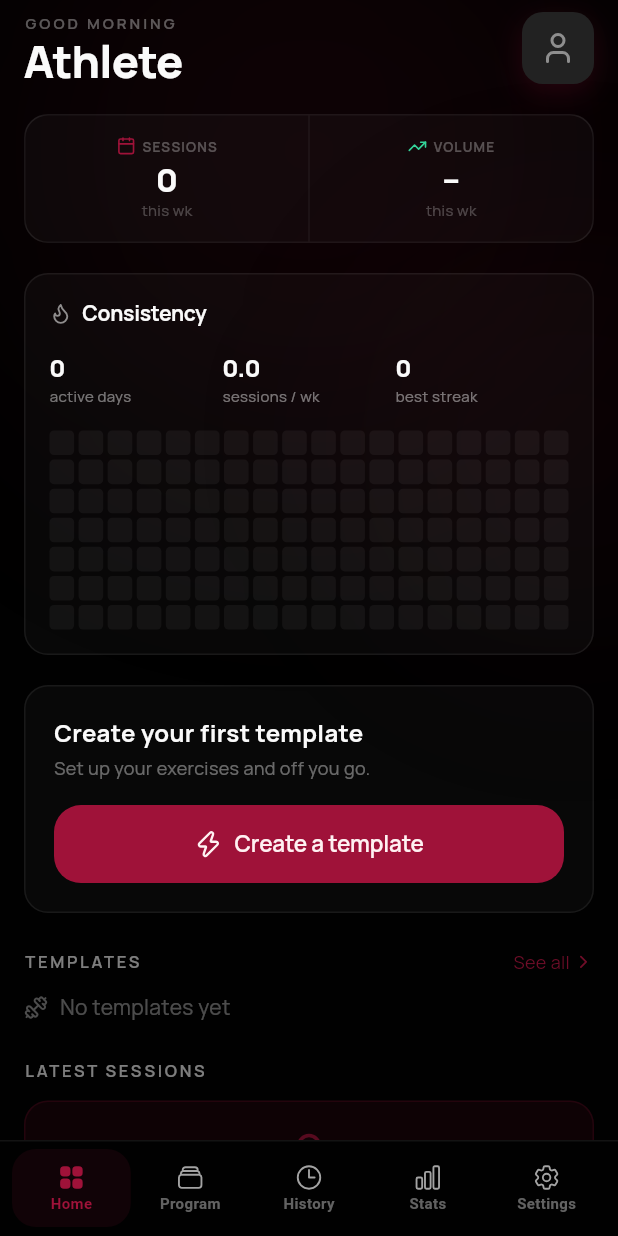
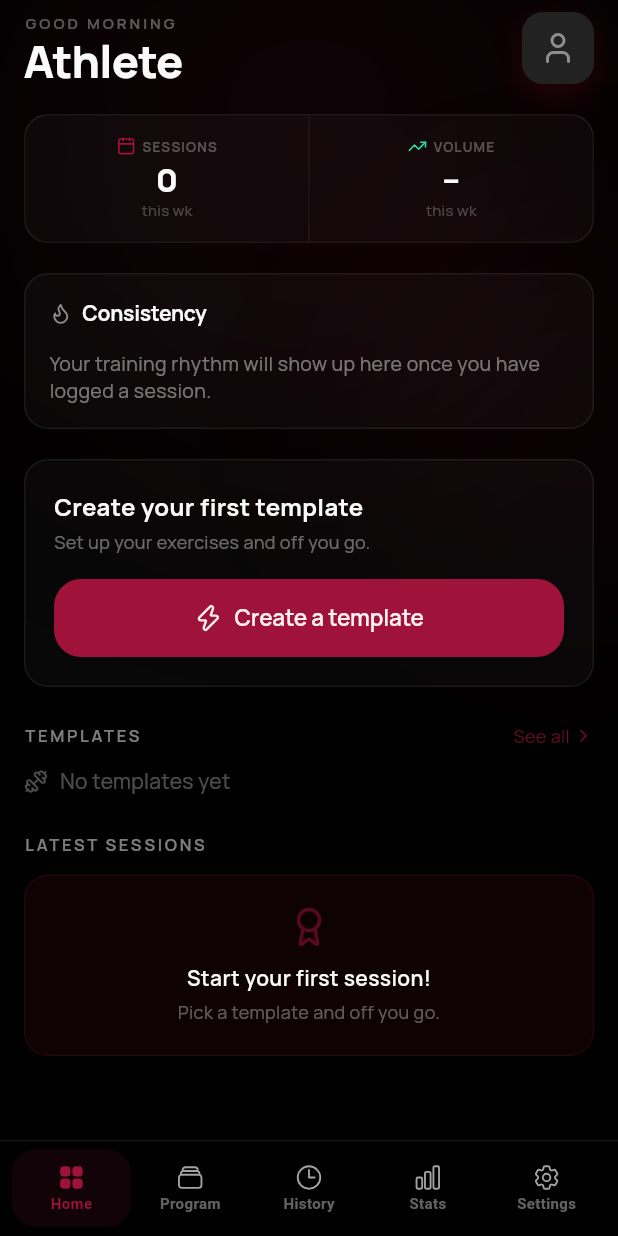
Before and after one commit to deleusec/repster-app, a Flutter app: the DashboardScreen screen opened by its route, on a phone screen of 412 x 824 dp. Run offline on Flutter 3.47's test engine with Material 3 defaults, Android fonts, the phone set to English and light mode, and no system bars; drawn by our look-alikes of flutter_animate; our stand-ins replace audioplayers, fl_chart, flutter_local_notifications, flutter_native_splash, flutter_riverpod, flutter_secure_storage and 9 more; missing offline and left inert: slang; accounts and stored records are empty; generated files the repository leaves out were written again; network calls fail; statements that could not run were skipped.

Commit message:
fix(dashboard): let the consistency heatmap use the card it sits in
The grid was capped at 18 px cells with a fixed 3 px gap and packed to the
left, so on anything wider than a phone it stranded a 375 px block against
the left edge of a full-width card. Growing the cells alone is not the fix
either: the grid is seven rows tall, so a wide window would make it tall too.

Cell and gap now each flex inside a narrow band — cell within [8, 18], gap
within [3, 7] — and the grid is centred on whatever width is left. It fits
280 px without overflowing and stops growing at the caps.

Before the first session, three zeros and 126 grey squares said nothing, so
the panel now says what will appear there instead. No button: the card above
already carries the one action.

Regenerates the slang output, which also drops the stats keys removed in the
previous commit.

Co-Authored-By: Claude Opus 5 (1M context) <noreply@anthropic.com>

```diff
--- a/lib/features/dashboard/presentation/dashboard_screen.dart
+++ b/lib/features/dashboard/presentation/dashboard_screen.dart
@@ -79,7 +79,12 @@ class _DashboardBody extends ConsumerWidget {
         ],
         stagger.wrap(WeeklyStatsPanel(stats: stats)),
         const SizedBox(height: 20),
-        stagger.wrap(ConsistencyPanel(consistency: data.consistency)),
+        stagger.wrap(
+          ConsistencyPanel(
+            consistency: data.consistency,
+            hasHistory: data.recentSessions.isNotEmpty,
+          ),
+        ),
         const SizedBox(height: 20),
         stagger.wrap(
           HeroCtaCard(
--- a/lib/features/dashboard/presentation/widgets/consistency_panel.dart
+++ b/lib/features/dashboard/presentation/widgets/consistency_panel.dart
@@ -5,14 +5,26 @@ import 'package:repster/features/dashboard/domain/consistency.dart';
 import 'package:repster/i18n/translations.g.dart';
 import 'package:repster/shared/widgets/stat_panel.dart';
 
+/// Handle on the rendered grid, so its responsive width can be asserted.
+const heatmapGridKey = Key('consistencyHeatmapGrid');
+
 /// Consistency: mini-stats (active days / frequency / best streak) + a
 /// GitHub-style daily activity heatmap over ~4 months.
 ///
 /// Lives on the home page: regularity is what you check when you open the app.
 class ConsistencyPanel extends StatelessWidget {
-  const ConsistencyPanel({required this.consistency, super.key});
+  const ConsistencyPanel({
+    required this.consistency,
+    this.hasHistory = true,
+    super.key,
+  });
 
   final Consistency consistency;
+
+  /// Whether the user has ever completed a session. Distinguishes "nothing yet"
+  /// from "nothing in the last four months" — the second is a real gap worth
+  /// showing as an empty grid, the first is just noise.
+  final bool hasHistory;
 
   @override
   Widget build(BuildContext context) {
@@ -21,7 +33,8 @@ class ConsistencyPanel extends StatelessWidget {
     return StatPanel(
       title: t.dashboard.consistency.title,
       icon: LucideIcons.flame,
-      child: Column(
+      child: hasHistory
+          ? Column(
               crossAxisAlignment: CrossAxisAlignment.start,
               children: [
                 Row(
@@ -43,6 +56,27 @@ class ConsistencyPanel extends StatelessWidget {
                 const SizedBox(height: 16),
                 _Heatmap(dayCounts: c.dayCounts, primary: scheme.primary),
               ],
+            )
+          : const _NotYet(),
+    );
+  }
+}
+
+/// Before the first session: three zeros and 126 grey squares say nothing, so
+/// the panel says what will appear here instead. No button — the card above
+/// already carries the one action.
+class _NotYet extends StatelessWidget {
+  const _NotYet();
+
+  @override
+  Widget build(BuildContext context) {
+    final onSurface = Theme.of(context).colorScheme.onSurface;
+    return Text(
+      t.dashboard.consistency.notYet,
+      style: TextStyle(
+        fontSize: 13,
+        height: 1.35,
+        color: onSurface.withValues(alpha: 0.45),
       ),
     );
   }
@@ -109,18 +143,28 @@ class _Heatmap extends StatelessWidget {
 
     return LayoutBuilder(
       builder: (context, constraints) {
-        const gap = 3.0;
-        final cell =
-            ((constraints.maxWidth - (kHeatmapWeeks - 1) * gap) / kHeatmapWeeks)
-                .clamp(8.0, 18.0);
-        return Row(
+        // Both the cell and the gap flex, each inside a narrow band, then
+        // whatever width is left over is split around the grid.
+        //
+        // Growing the cells alone breaks down fast: the grid is seven rows
+        // tall, so a wide window would make it tall as well. Leaving them
+        // capped and packed to the left — what this did before — stranded a
+        // 375 px grid against the left edge of a full-width card.
+        final (cell, gap) = _fit(constraints.maxWidth);
+        final gridWidth = kHeatmapWeeks * cell + (kHeatmapWeeks - 1) * gap;
+
+        return Center(
+          child: SizedBox(
+            key: heatmapGridKey,
+            width: gridWidth,
+            child: Row(
               children: [
                 for (var w = 0; w < kHeatmapWeeks; w++) ...[
-              if (w > 0) const SizedBox(width: gap),
+                  if (w > 0) SizedBox(width: gap),
                   Column(
                     children: [
                       for (var d = 0; d < 7; d++) ...[
-                    if (d > 0) const SizedBox(height: gap),
+                        if (d > 0) SizedBox(height: gap),
                         Builder(
                           builder: (_) {
                             final day = start.add(Duration(days: 7 * w + d));
@@ -141,8 +185,30 @@ class _Heatmap extends StatelessWidget {
                   ),
                 ],
               ],
+            ),
+          ),
         );
       },
     );
   }
+
+  /// Cell size and gap for [width]. The cell takes the width first, within
+  /// `[8, 18]`; the gap absorbs part of the remainder, within `[3, 7]`.
+  static (double, double) _fit(double width) {
+    const minCell = 8.0;
+    const maxCell = 18.0;
+    const minGap = 3.0;
+    const maxGap = 7.0;
+    const columns = kHeatmapWeeks;
+
+    final cell = ((width - (columns - 1) * minGap) / columns).clamp(
+      minCell,
+      maxCell,
+    );
+    final gap = ((width - columns * cell) / (columns - 1)).clamp(
+      minGap,
+      maxGap,
+    );
+    return (cell, gap);
   }
+}
--- a/lib/i18n/dashboard_de.i18n.json
+++ b/lib/i18n/dashboard_de.i18n.json
@@ -59,6 +59,7 @@
     "perWeek": "Einheiten / Wo.",
     "bestStreak": "beste Serie",
     "noStreak": "keine Serie",
-    "weeksShort": "{{n}} Wo."
+    "weeksShort": "{{n}} Wo.",
+    "notYet": "Dein Trainingsrhythmus erscheint hier nach der ersten Einheit."
   }
 }
--- a/lib/i18n/dashboard_en.i18n.json
+++ b/lib/i18n/dashboard_en.i18n.json
@@ -59,6 +59,7 @@
     "perWeek": "sessions / wk",
     "bestStreak": "best streak",
     "noStreak": "no streak",
-    "weeksShort": "{{n}} wk"
+    "weeksShort": "{{n}} wk",
+    "notYet": "Your training rhythm will show up here once you have logged a session."
   }
 }
--- a/lib/i18n/dashboard_es.i18n.json
+++ b/lib/i18n/dashboard_es.i18n.json
@@ -59,6 +59,7 @@
     "perWeek": "sesiones / sem.",
     "bestStreak": "mejor racha",
     "noStreak": "sin racha",
-    "weeksShort": "{{n}} sem."
+    "weeksShort": "{{n}} sem.",
+    "notYet": "Tu ritmo de entrenamiento aparecerá aquí tras tu primera sesión."
   }
 }
--- a/lib/i18n/dashboard_fr.i18n.json
+++ b/lib/i18n/dashboard_fr.i18n.json
@@ -59,6 +59,7 @@
     "perWeek": "séances / sem.",
     "bestStreak": "meilleur streak",
     "noStreak": "aucun streak",
-    "weeksShort": "{{n}} sem."
+    "weeksShort": "{{n}} sem.",
+    "notYet": "Ton rythme d’entraînement apparaîtra ici après ta première séance."
   }
 }
--- a/lib/i18n/dashboard_it.i18n.json
+++ b/lib/i18n/dashboard_it.i18n.json
@@ -59,6 +59,7 @@
     "perWeek": "sessioni / sett.",
     "bestStreak": "miglior serie",
     "noStreak": "nessuna serie",
-    "weeksShort": "{{n}} sett."
+    "weeksShort": "{{n}} sett.",
+    "notYet": "Il tuo ritmo di allenamento apparirà qui dopo la prima sessione."
   }
 }
```
Also changed, not shown: lib/i18n/translations.g.dart, lib/i18n/translations_de.g.dart, lib/i18n/translations_en.g.dart, lib/i18n/translations_es.g.dart, lib/i18n/translations_fr.g.dart, lib/i18n/translations_it.g.dart, 1 other file. Lines whose indentation alone changed are shown as unchanged.
